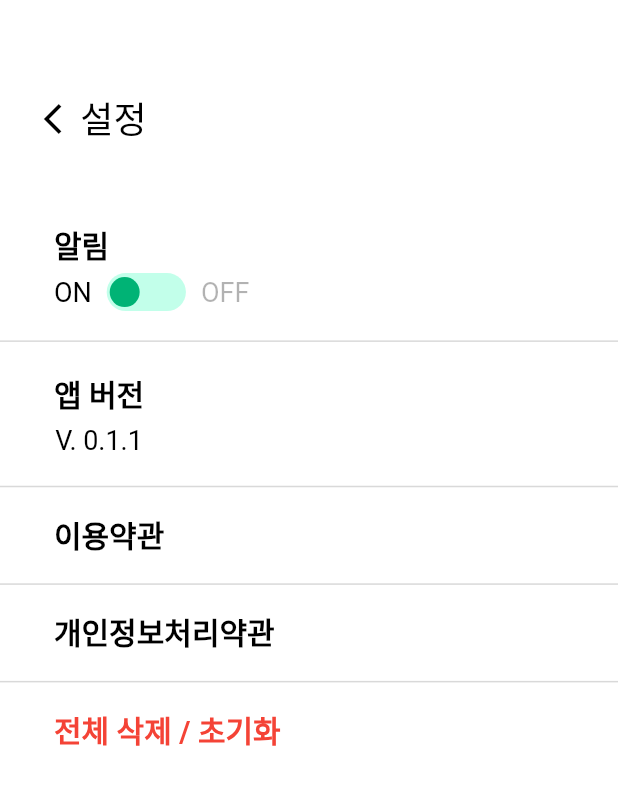
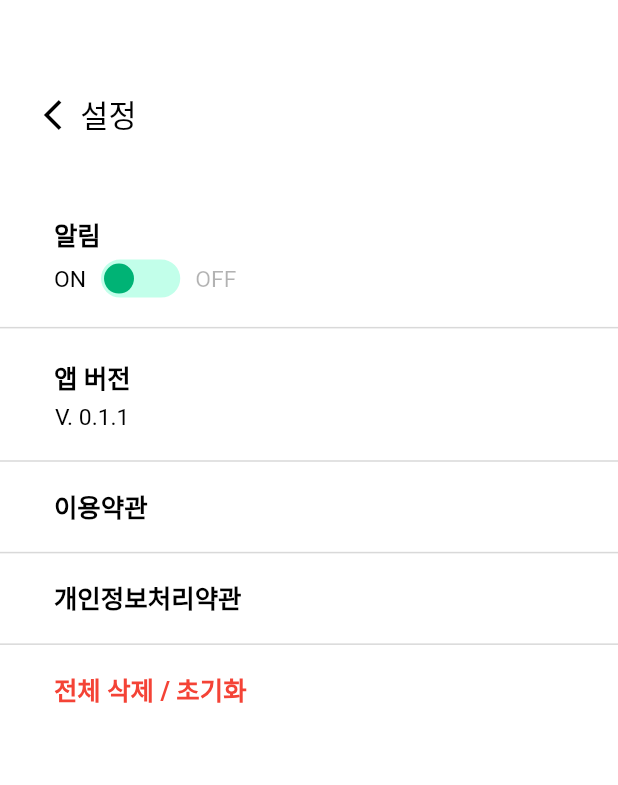
Before and after one commit to dodo07070707/Growing, a Flutter app: the HomeScreen screen opened directly, after a tap on the "settings" icon, on a phone screen of 412 x 824 dp. Shown: the top 785 px of the screen. Run offline on Flutter 3.47's test engine with Material 2 defaults, Android fonts, the phone set to English and light mode, and no system bars; our stand-ins replace animated_notch_bottom_bar, camera, event_bus, get, shared_preferences; missing offline and left inert: flutter_inappwebview; accounts and stored records are empty; Roboto replaces fonts that are missing (Pretendard).

```diff
--- a/lib/screens/home_screen..dart
+++ b/lib/screens/home_screen..dart
@@ -8,6 +8,7 @@ import 'package:path_provider/path_provider.dart';
 import 'dart:io';
 import 'package:growing/screens/notice_screen.dart';
 import 'package:growing/screens/setting_screen.dart';
+import 'package:growing/custom_text.dart';
 
 class HomeScreen extends StatefulWidget {
   const HomeScreen({super.key});
@@ -176,8 +177,8 @@ class _HomeScreenState extends State<HomeScreen> {
                               size: 24,
                               color: Colors.black,
                             ),
-                            Text(
-                              name,
+                            CustomText(
+                              text: name,
                               style: GRTextTheme.MainCardDescrb,
                             )
                           ],
@@ -188,7 +189,8 @@ class _HomeScreenState extends State<HomeScreen> {
                             const Icon(Icons.calendar_month,
                                 size: 24, color: Colors.black),
                             const SizedBox(width: 2),
-                            Text(daycountingText,
+                            CustomText(
+                                text: daycountingText,
                                 style: GRTextTheme.MainCardDescrb),
                           ],
                         )
@@ -233,8 +235,9 @@ class _HomeScreenState extends State<HomeScreen> {
                                             padding: EdgeInsets.all(
                                               screenWidth / 390 * 20,
                                             ),
-                                            child: const Text(
-                                              '사진을 찍고, 별모양 버튼을 눌러\n대표사진으로 등록해보세요!',
+                                            child: const CustomText(
+                                              text:
+                                                  '사진을 찍고, 별모양 버튼을 눌러\n대표사진으로 등록해보세요!',
                                               textAlign: TextAlign.center,
                                               style: TextStyle(
                                                 fontSize: 20,
@@ -276,8 +279,8 @@ class _HomeScreenState extends State<HomeScreen> {
                             ),
                             child: Padding(
                               padding: const EdgeInsets.all(14.0),
-                              child:
-                                  Text(memo, style: GRTextTheme.MainCardMemo),
+                              child: CustomText(
+                                  text: memo, style: GRTextTheme.MainCardMemo),
                             ),
                           ),
                         ),
@@ -303,8 +306,8 @@ class _HomeScreenState extends State<HomeScreen> {
                             width: screenWidth / 390 * 30,
                             height: screenHeight / 844 * 20,
                             child: const Center(
-                              child: Text(
-                                'Ad',
+                              child: CustomText(
+                                text: 'Ad',
                                 style:
                                     TextStyle(color: Colors.blue, fontSize: 12),
                               ),
--- a/lib/screens/setting_screen.dart
+++ b/lib/screens/setting_screen.dart
@@ -5,6 +5,7 @@ import 'package:growing/static.dart';
 import 'package:growing/screens/webview_screen.dart';
 import 'package:flutter/cupertino.dart';
 import 'package:shared_preferences/shared_preferences.dart';
+import 'package:growing/custom_text.dart';
 
 class SettingScreen extends StatefulWidget {
   const SettingScreen({super.key});
@@ -23,11 +24,11 @@ void _showAlert(BuildContext context) {
     context: context,
     builder: (context) {
       return CupertinoAlertDialog(
-        title: const Text("초기화"),
-        content: const Text("모든 데이터를 삭제하시겠습니까?"),
+        title: const CustomText(text: "초기화"),
+        content: const CustomText(text: "모든 데이터를 삭제하시겠습니까?"),
         actions: [
           CupertinoDialogAction(
-            child: const Text("예"),
+            child: const CustomText(text: "예"),
             onPressed: () {
               resetSharedPreferences();
               Navigator.of(context).pop();
@@ -40,7 +41,7 @@ void _showAlert(BuildContext context) {
             },
           ),
           CupertinoDialogAction(
-            child: const Text("아니요"),
+            child: const CustomText(text: "아니요"),
             onPressed: () {
               Navigator.of(context).pop();
             },
@@ -81,8 +82,8 @@ class _SettingScreenState extends State<SettingScreen> {
                           },
                         ),
                         SizedBox(width: screenWidth / 390 * 6),
-                        const Text(
-                          '설정',
+                        const CustomText(
+                          text: '설정',
                           style: TextStyle(
                             color: Colors.black,
                             fontSize: 24,
@@ -111,8 +112,8 @@ class _SettingScreenState extends State<SettingScreen> {
                       child: Column(
                         crossAxisAlignment: CrossAxisAlignment.start,
                         children: [
-                          const Text(
-                            '알림',
+                          const CustomText(
+                            text: '알림',
                             style: TextStyle(
                               color: Colors.black,
                               fontSize: 20,
@@ -126,8 +127,8 @@ class _SettingScreenState extends State<SettingScreen> {
                           ),
                           Row(
                             children: [
-                              const Text(
-                                'ON',
+                              const CustomText(
+                                text: 'ON',
                                 style: TextStyle(
                                   color: Colors.black,
                                   fontSize: 18,
@@ -171,8 +172,8 @@ class _SettingScreenState extends State<SettingScreen> {
                                 ),
                               ),
                               const SizedBox(width: 10),
-                              Text(
-                                'OFF',
+                              CustomText(
+                                text: 'OFF',
                                 style: TextStyle(
                                   color: Colors.black
                                       .withOpacity(0.30000001192092896),
@@ -202,8 +203,8 @@ class _SettingScreenState extends State<SettingScreen> {
                     SizedBox(width: screenWidth / 390 * 34),
                     Column(
                       children: [
-                        const Text(
-                          '앱 버전',
+                        const CustomText(
+                          text: '앱 버전',
                           style: TextStyle(
                             color: Colors.black,
                             fontSize: 20,
@@ -213,8 +214,8 @@ class _SettingScreenState extends State<SettingScreen> {
                           ),
                         ),
                         SizedBox(height: screenHeight / 844 * 6),
-                        const Text(
-                          'V. ${GrowingStatic.AppVersion}',
+                        const CustomText(
+                          text: 'V. ${GrowingStatic.AppVersion}',
                           style: TextStyle(
                             color: Colors.black,
                             fontSize: 18,
@@ -241,8 +242,8 @@ class _SettingScreenState extends State<SettingScreen> {
                       onTap: () {
                         Get.to(() => const WebviewScreen());
                       },
-                      child: const Text(
-                        '이용약관',
+                      child: const CustomText(
+                        text: '이용약관',
                         style: TextStyle(
                           color: Colors.black,
                           fontSize: 20,
@@ -268,8 +269,8 @@ class _SettingScreenState extends State<SettingScreen> {
                       onTap: () {
                         Get.to(() => const WebviewScreen());
                       },
-                      child: const Text(
-                        '개인정보처리약관',
+                      child: const CustomText(
+                        text: '개인정보처리약관',
                         style: TextStyle(
                           color: Colors.black,
                           fontSize: 20,
@@ -295,8 +296,8 @@ class _SettingScreenState extends State<SettingScreen> {
                       onTap: () {
                         _showAlert(context);
                       },
-                      child: const Text(
-                        '전체 삭제 / 초기화',
+                      child: const CustomText(
+                        text: '전체 삭제 / 초기화',
                         style: TextStyle(
                           color: Colors.red,
                           fontSize: 20,
--- a/lib/screens/splash_screen.dart
+++ b/lib/screens/splash_screen.dart
@@ -1,6 +1,7 @@
 import 'package:flutter/material.dart';
 import 'package:growing/themes/color_theme.dart';
 import 'package:growing/themes/text_theme.dart';
+import 'package:growing/custom_text.dart';
 
 class SplashScreen extends StatefulWidget {
   const SplashScreen({super.key});
@@ -39,8 +40,8 @@ class _SplashScreenState extends State<SplashScreen> {
             ),
             Column(
               children: [
-                Text(
-                  'Copyright 2023. Growing All rights reserved',
+                CustomText(
+                  text: 'Copyright 2023. Growing All rights reserved',
                   textAlign: TextAlign.center,
                   style: GRTextTheme.CopyrightText,
                 ),
```
Also changed, not shown: lib/screens/image_screen.dart (+7 -6 lines), lib/screens/image_screen_bydate.dart (+5 -4 lines), lib/screens/notice_screen.dart (+5 -4 lines), lib/screens/start_screen.dart (+9 -7 lines).
